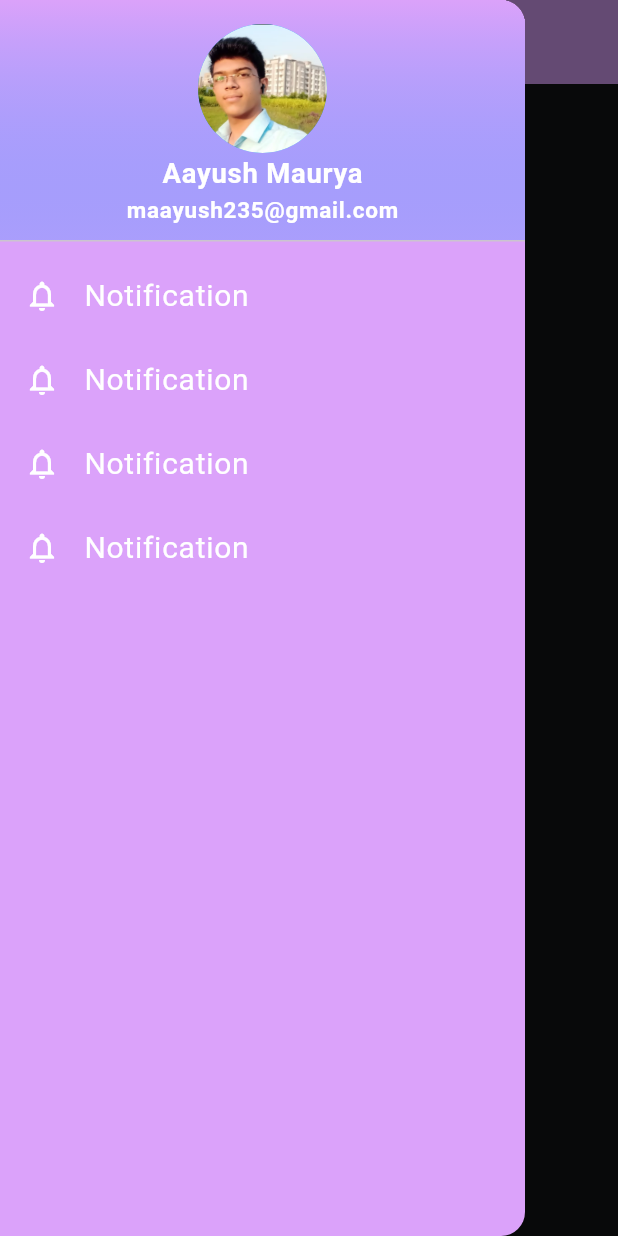
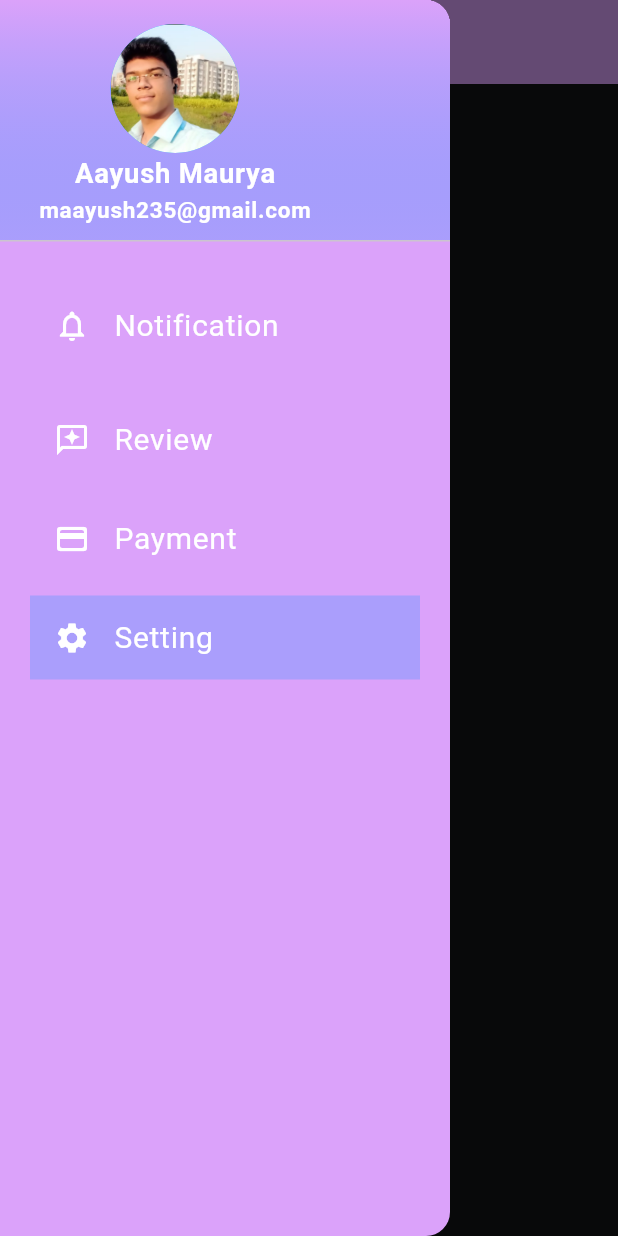
Before and after one commit to MauryaAayush/drawer_app, a Flutter app: the screen it shows after launch, with the side drawer open, on a phone screen of 412 x 824 dp. Run offline on Flutter 3.47's test engine with Material 3 defaults, Android fonts, the phone set to English and light mode, and no system bars.

Commit message:
Radhey Radhey

```diff
--- a/lib/Apps/Profile.dart
+++ b/lib/Apps/Profile.dart
@@ -30,8 +30,8 @@ class _ProfileSlideState extends State<ProfileSlide> {
       // This is important for the transparency to work
       backgroundColor: Color(0xFF121315),
       drawer: Drawer(
-        backgroundColor:   Color(0xFFDBA2FA),
-        width: 350,
+        backgroundColor: Color(0xFFDBA2FA),
+        width: 300,
         child: ListView(
           children: [
             DrawerHeader(
@@ -45,14 +45,31 @@ class _ProfileSlideState extends State<ProfileSlide> {
                   ],
                 ),
               ),
+              child: Stack(children: [
 
+                // Positioned(
+                //   right : 10,
+                //     child: Icon(Icons.account_circle_outlined),
+                //
+                // ),
+                // Positioned(
+                //   right : 50,
+                //   child: CircleAvatar(
+                //     radius: 20,
+                //   ),
+                // ),
+
+                Positioned(
+                  left: 10,
                   child: Column(
                     mainAxisAlignment: MainAxisAlignment.center,
                     crossAxisAlignment: CrossAxisAlignment.center,
                     children: [
                       CircleAvatar(
                         backgroundColor: Colors.blue,
-                  backgroundImage: AssetImage('assets/images/me.jpg',),
+                        backgroundImage: AssetImage(
+                          'assets/images/me.jpg',
+                        ),
 
                         radius: 43,
                         // You can add an image or initials as well
@@ -76,38 +93,66 @@ class _ProfileSlideState extends State<ProfileSlide> {
                     ],
                   ),
                 ),
-            ListTile(
-              title: Text('Notification',style: TextStyle(
+              ]),
+            ),
+            Container(
+              margin: EdgeInsets.all(20),
+              child: ListTile(
+                title: Text(
+                  'Notification',
+                  style: TextStyle(color: Colors.white, fontSize: 20),
+                ),
+                leading: Icon(
+                  Icons.notifications_none_outlined,
                   color: Colors.white,
-                fontSize: 20
-              ),),
-            leading: Icon(Icons.notifications_none_outlined,color: Colors.white,),
                 ),
-            ListTile(
-              title: Text('Notification',style: TextStyle(
+              ),
+            ),
+            Container(
+              margin: EdgeInsets.fromLTRB(20, 0, 20, 0),
+              child: ListTile(
+                title: Text(
+                  'Review',
+                  style: TextStyle(color: Colors.white, fontSize: 20),
+                ),
+                leading: Icon(
+                  Icons.reviews_outlined,
                   color: Colors.white,
-                  fontSize: 20
-              ),),
-              leading: Icon(Icons.notifications_none_outlined,color: Colors.white,),
                 ),
-            ListTile(
-              title: Text('Notification',style: TextStyle(
+              ),
+            ),
+            Container(
+              margin: EdgeInsets.fromLTRB(20, 10, 20, 0),
+              decoration: BoxDecoration(
+                borderRadius: BorderRadius.all(Radius.circular(20))
+              ),
+              child: ListTile(
+                title: Text(
+                  'Payment',
+                  style: TextStyle(color: Colors.white, fontSize: 20),
+                ),
+                leading: Icon(
+                  Icons.payment_rounded,
                   color: Colors.white,
-                  fontSize: 20
-              ),),
-              leading: Icon(Icons.notifications_none_outlined,color: Colors.white,),
                 ),
-            ListTile(
-              title: Text('Notification',style: TextStyle(
+              ),
+            ),
+            Container(
+              margin: EdgeInsets.fromLTRB(20, 10, 20, 0),
+              color: Color(0xFF5E5596FF),
+              child: ListTile(
+                title: Text(
+                  'Setting',
+                  style: TextStyle(color: Colors.white, fontSize: 20),
+                ),
+                leading: Icon(
+                  Icons.settings,
                   color: Colors.white,
-                  fontSize: 20
-              ),),
-              leading: Icon(Icons.notifications_none_outlined,color: Colors.white,),
+                ),
+              ),
             ),
           ],
-
         ),
-
       ),
       appBar: AppBar(
         backgroundColor: Color(0xFFDBA2FA), // Make the app bar transparent
```
Also changed, not shown: Screenshot_20240222_220818.png (added). Lines whose indentation alone changed are shown as unchanged.
